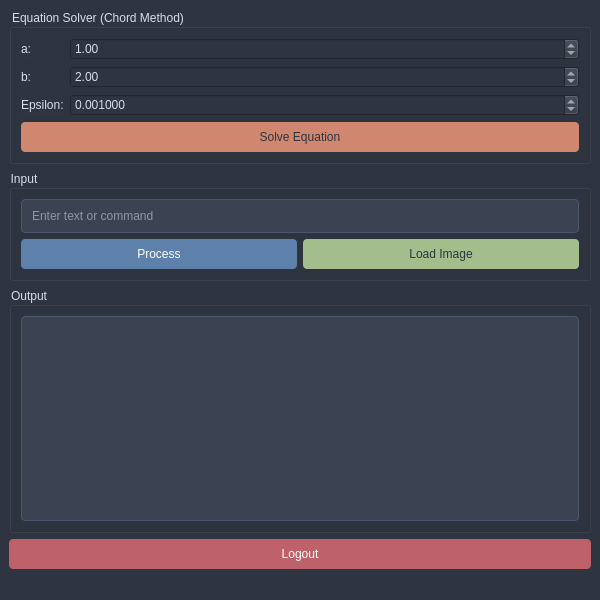
DOESNT-GAME/tmp, file client/mainwindow.ui: the form before one commit.
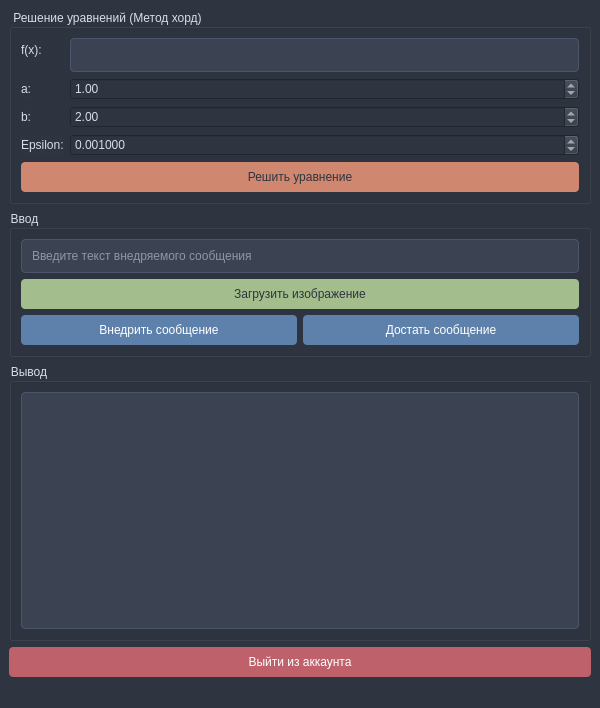
The form after the commit.

Diff of the .ui file:
```diff
--- a/client/mainwindow.ui
+++ b/client/mainwindow.ui
@@ -7,7 +7,7 @@
     <x>0</x>
     <y>0</y>
     <width>600</width>
-    <height>600</height>
+    <height>708</height>
    </rect>
   </property>
   <property name="windowTitle">
@@ -22,45 +22,45 @@
     <item>
      <widget class="QGroupBox" name="groupBoxEquation">
       <property name="title">
-       <string>Equation Solver (Chord Method)</string>
+       <string>Решение уравнений (Метод хорд)</string>
       </property>
       <layout class="QFormLayout" name="formLayout">
-       <item row="0" column="0">
+       <item row="1" column="0">
         <widget class="QLabel" name="labelA">
          <property name="text">
           <string>a:</string>
          </property>
         </widget>
        </item>
-       <item row="0" column="1">
+       <item row="1" column="1">
         <widget class="QDoubleSpinBox" name="doubleSpinBoxA">
          <property name="value">
           <double>1.000000000000000</double>
          </property>
         </widget>
        </item>
-       <item row="1" column="0">
+       <item row="2" column="0">
         <widget class="QLabel" name="labelB">
          <property name="text">
           <string>b:</string>
          </property>
         </widget>
        </item>
-       <item row="1" column="1">
+       <item row="2" column="1">
         <widget class="QDoubleSpinBox" name="doubleSpinBoxB">
          <property name="value">
           <double>2.000000000000000</double>
          </property>
         </widget>
        </item>
-       <item row="2" column="0">
+       <item row="3" column="0">
         <widget class="QLabel" name="labelEpsilon">
          <property name="text">
           <string>Epsilon:</string>
          </property>
         </widget>
        </item>
-       <item row="2" column="1">
+       <item row="3" column="1">
         <widget class="QDoubleSpinBox" name="doubleSpinBoxEpsilon">
          <property name="decimals">
           <number>6</number>
@@ -69,11 +69,11 @@
           <double>0.000100</double>
          </property>
          <property name="value">
-          <double>0.001000</double>
+          <double>0.001000000000000</double>
          </property>
         </widget>
        </item>
-       <item row="3" column="0" colspan="2">
+       <item row="4" column="0" colspan="2">
         <widget class="QPushButton" name="pushButtonSolveEquation">
          <property name="styleSheet">
           <string notr="true">QPushButton {
@@ -88,7 +88,27 @@
 }</string>
          </property>
          <property name="text">
-          <string>Solve Equation</string>
+          <string>Решить уравнение</string>
+         </property>
+        </widget>
+       </item>
+       <item row="0" column="1">
+        <widget class="QLineEdit" name="funcInput">
+         <property name="styleSheet">
+          <string notr="true">QLineEdit {
+    background-color: #3B4252;
+    color: #E5E9F0;
+    border: 1px solid #4C566A;
+    border-radius: 4px;
+    padding: 8px;
+}</string>
+         </property>
+        </widget>
+       </item>
+       <item row="0" column="0">
+        <widget class="QLabel" name="label">
+         <property name="text">
+          <string>f(x):</string>
          </property>
         </widget>
        </item>
@@ -98,7 +118,7 @@
     <item>
      <widget class="QGroupBox" name="groupBox">
       <property name="title">
-       <string>Input</string>
+       <string>Ввод</string>
       </property>
       <layout class="QVBoxLayout" name="verticalLayout_2">
        <item>
@@ -112,36 +132,18 @@
     padding: 8px;
 }</string>
          </property>
+         <property name="text">
+          <string/>
+         </property>
          <property name="placeholderText">
-          <string>Enter text or command</string>
+          <string>Введите текст внедряемого сообщения</string>
          </property>
         </widget>
        </item>
        <item>
-        <layout class="QHBoxLayout" name="horizontalLayout">
-         <item>
-          <widget class="QPushButton" name="pushButtonProcess">
-           <property name="styleSheet">
-            <string notr="true">QPushButton {
-    background-color: #5E81AC;
-    color: white;
-    border-radius: 4px;
-    padding: 8px;
-    min-width: 100px;
-}
-QPushButton:hover {
-    background-color: #81A1C1;
-}</string>
-           </property>
-           <property name="text">
-            <string>Process</string>
-           </property>
-          </widget>
-         </item>
-         <item>
-          <widget class="QPushButton" name="pushButtonLoadImage">
-           <property name="styleSheet">
-            <string notr="true">QPushButton {
+        <widget class="QPushButton" name="pushButtonLoadImage">
+         <property name="styleSheet">
+          <string notr="true">QPushButton {
     background-color: #A3BE8C;
     color: #2E3440;
     border-radius: 4px;
@@ -151,9 +153,58 @@
 QPushButton:hover {
     background-color: #B5D99C;
 }</string>
+         </property>
+         <property name="text">
+          <string>Загрузить изображение</string>
+         </property>
+        </widget>
+       </item>
+       <item>
+        <layout class="QHBoxLayout" name="horizontalLayout">
+         <item>
+          <widget class="QPushButton" name="pushButtonProcess">
+           <property name="styleSheet">
+            <string notr="true">QPushButton {
+    background-color: #5E81AC;
+    color: white;
+    border-radius: 4px;
+    padding: 8px;
+    min-width: 100px;
+}
+QPushButton:hover {
+    background-color: #81A1C1;
+}</string>
            </property>
            <property name="text">
-            <string>Load Image</string>
+            <string>Внедрить сообщение</string>
+           </property>
+          </widget>
+         </item>
+         <item>
+          <widget class="QPushButton" name="pushButtonDecode">
+           <property name="minimumSize">
+            <size>
+             <width>116</width>
+             <height>0</height>
+            </size>
+           </property>
+           <property name="mouseTracking">
+            <bool>true</bool>
+           </property>
+           <property name="styleSheet">
+            <string notr="true">QPushButton {
+    background-color: #5E81AC;
+    color: white;
+    border-radius: 4px;
+    padding: 8px;
+    min-width: 100px;
+}
+QPushButton:hover {
+    background-color: #81A1C1;
+}</string>
+           </property>
+           <property name="text">
+            <string>Достать сообщение</string>
            </property>
           </widget>
          </item>
@@ -165,7 +216,7 @@
     <item>
      <widget class="QGroupBox" name="groupBox_2">
       <property name="title">
-       <string>Output</string>
+       <string>Вывод</string>
       </property>
       <layout class="QVBoxLayout" name="verticalLayout_3">
        <item>
@@ -202,7 +253,7 @@
 }</string>
       </property>
       <property name="text">
-       <string>Logout</string>
+       <string>Выйти из аккаунта</string>
       </property>
      </widget>
     </item>
```
Left out of the diff: 2 changed lines with no effect on the pictures.
